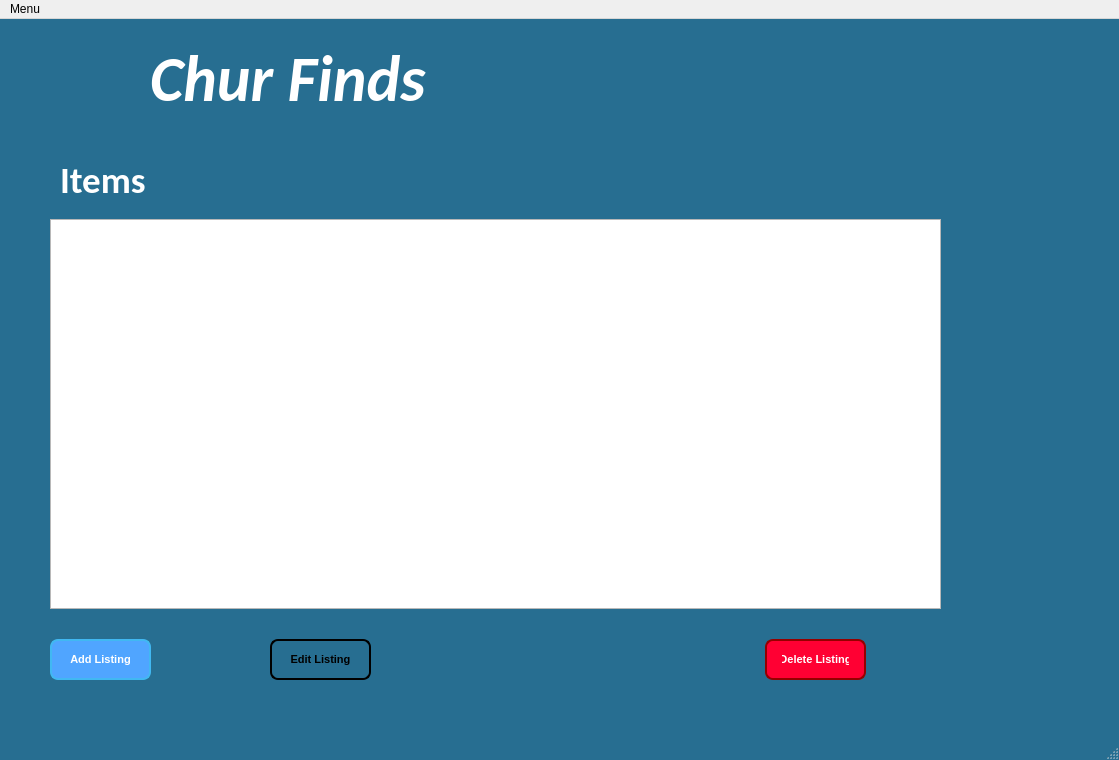
This is ChurFindsUI.ui in VinceV0/Marketplace as Qt 5 draws it before an edit. The edited form follows.
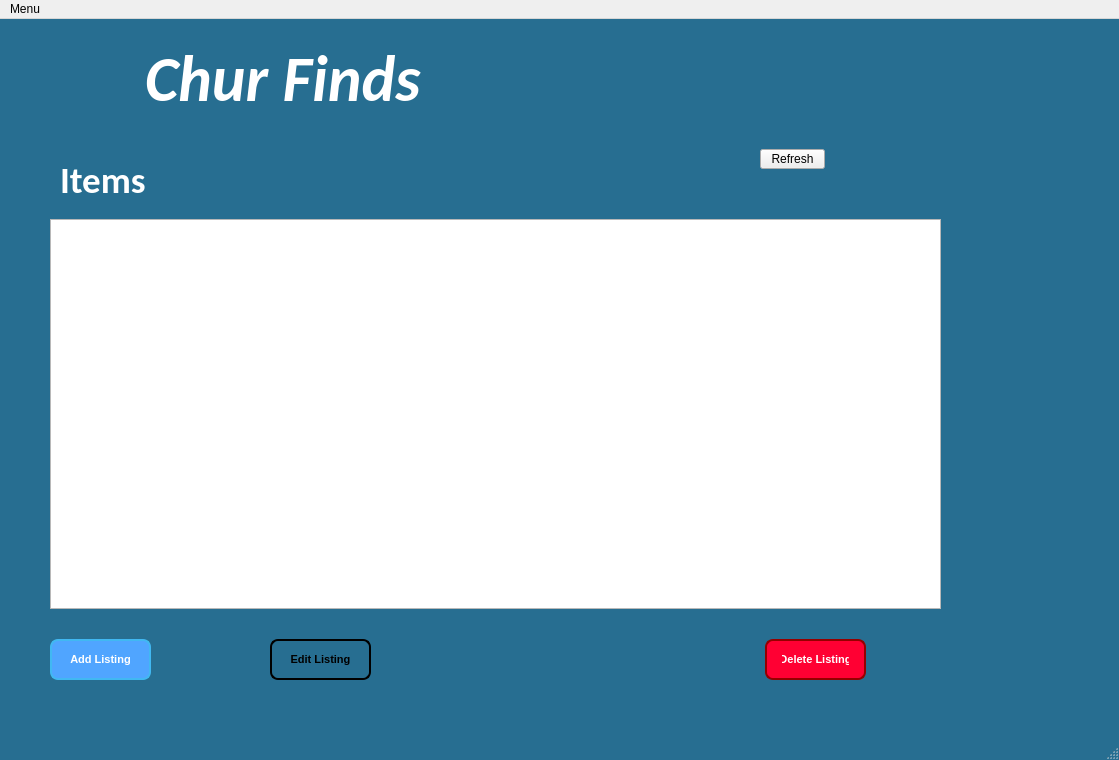
This is the edited form. Icons and pictures are not drawn.

Patch:
```diff
--- a/ChurFindsUI.ui
+++ b/ChurFindsUI.ui
@@ -41,7 +41,7 @@
    <widget class="QLabel" name="CompanyName">
     <property name="geometry">
      <rect>
-      <x>150</x>
+      <x>145</x>
       <y>0</y>
       <width>551</width>
       <height>121</height>
@@ -334,6 +334,19 @@
      <string>Items</string>
     </property>
    </widget>
+   <widget class="QPushButton" name="RefreshButton">
+    <property name="geometry">
+     <rect>
+      <x>760</x>
+      <y>130</y>
+      <width>65</width>
+      <height>20</height>
+     </rect>
+    </property>
+    <property name="text">
+     <string>Refresh</string>
+    </property>
+   </widget>
    <zorder>CompanyLogo</zorder>
    <zorder>listWidget</zorder>
    <zorder>DeleteListingButton</zorder>
```
Left out of the diff: 1 changed line with no effect on the pictures.
